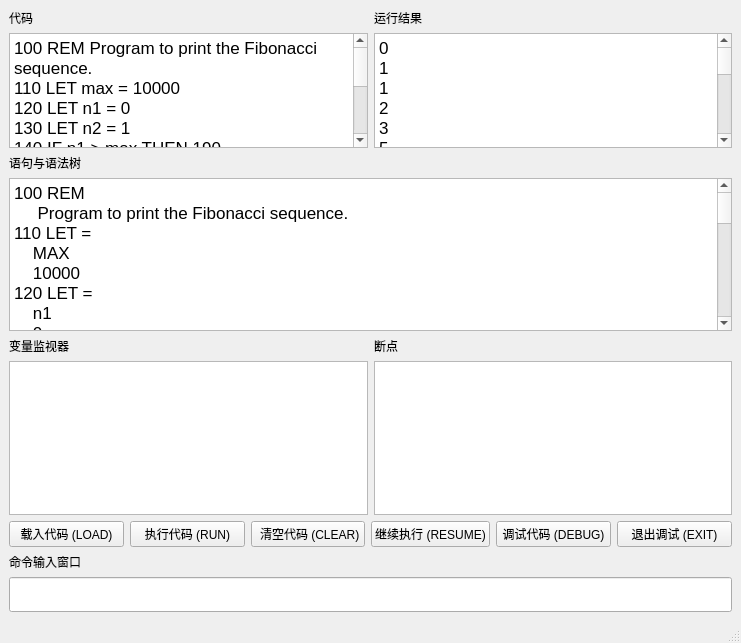
Before: the Qt Designer form mainwindow.ui in Ayanami1314/qbasic, drawn with Qt 5.
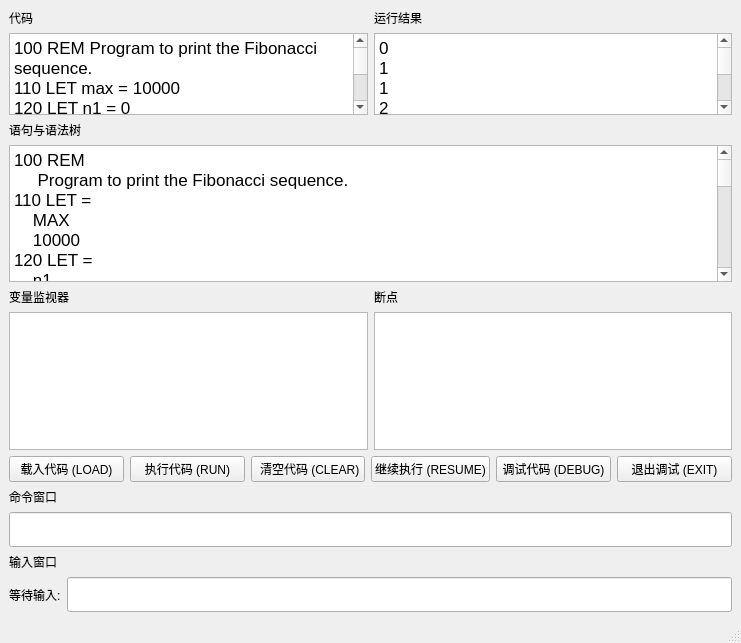
After: the same form once the commit is applied.

```diff
--- a/mainwindow.ui
+++ b/mainwindow.ui
@@ -273,7 +273,7 @@
         <item>
          <widget class="QLabel" name="labelCommand">
           <property name="text">
-           <string>命令输入窗口</string>
+           <string>命令窗口</string>
           </property>
          </widget>
         </item>
@@ -298,6 +298,66 @@
           </property>
          </widget>
         </item>
+        <item>
+         <widget class="QLabel" name="labelInput">
+          <property name="text">
+           <string>输入窗口</string>
+          </property>
+         </widget>
+        </item>
+<!--        <item>-->
+<!--         <widget class="QLineEdit" name="inputLineEdit">-->
+<!--          <property name="minimumSize">-->
+<!--           <size>-->
+<!--            <width>0</width>-->
+<!--            <height>35</height>-->
+<!--           </size>-->
+<!--          </property>-->
+<!--          <property name="sizeIncrement">-->
+<!--           <size>-->
+<!--            <width>0</width>-->
+<!--            <height>20</height>-->
+<!--           </size>-->
+<!--          </property>-->
+<!--          <property name="font">-->
+<!--           <font>-->
+<!--            <pointsize>16</pointsize>-->
+<!--           </font>-->
+<!--          </property>-->
+<!--         </widget>-->
+<!--        </item>-->
+        <item>
+         <layout class="QHBoxLayout" name="horizontalLayout_input">
+          <item>
+           <widget class="QLabel" name="labelInputRequired">
+            <property name="text">
+             <string>等待输入:</string>
+            </property>
+           </widget>
+          </item>
+          <item>
+           <widget class="QLineEdit" name="inputLineEdit">
+            <property name="minimumSize">
+             <size>
+              <width>0</width>
+              <height>35</height>
+             </size>
+            </property>
+            <property name="sizeIncrement">
+             <size>
+              <width>0</width>
+              <height>20</height>
+             </size>
+            </property>
+            <property name="font">
+             <font>
+              <pointsize>16</pointsize>
+             </font>
+            </property>
+           </widget>
+          </item>
+         </layout>
+        </item>
        </layout>
       </item>
      </layout>
```
